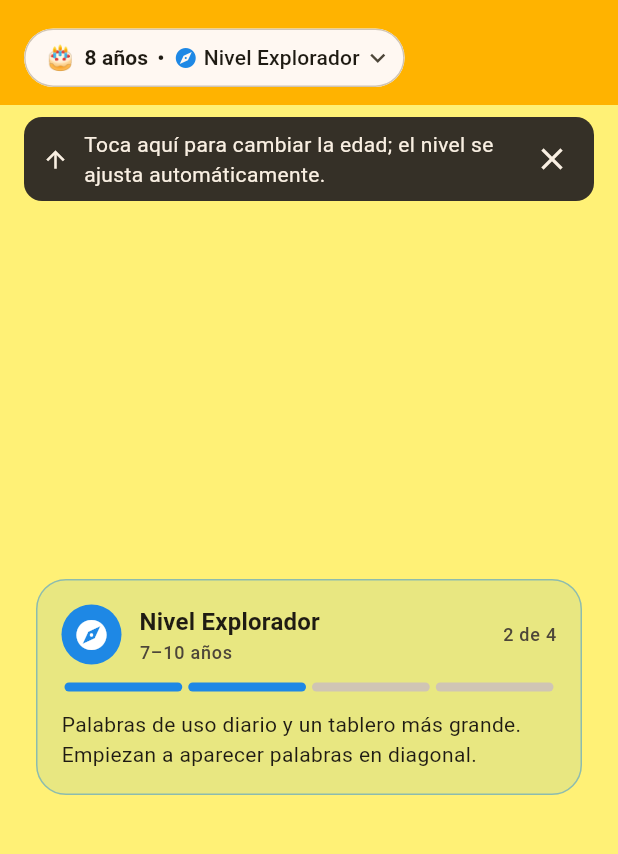
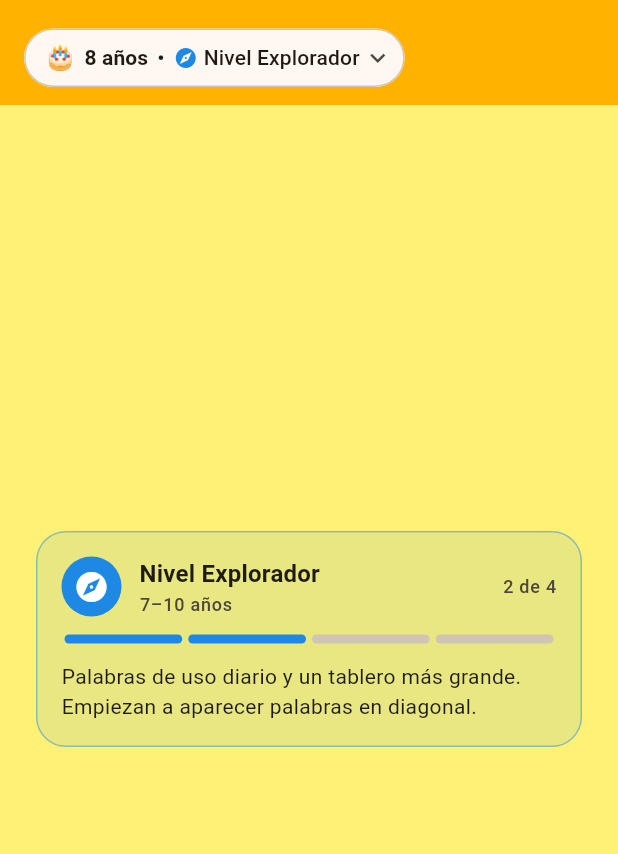
Before and after one commit to RobertoOrona90/flutter-trivia, a Flutter app: the PantallaPrincipal screen opened directly, on a phone screen of 412 x 824 dp, the part 63-917 px from its top. Run offline on Flutter 3.47's test engine with Material 3 defaults, Android fonts, the phone set to English and light mode, and no system bars; our stand-ins replace card_swiper, confetti, dio; network calls fail.

Commit message:
remove helpt

```diff
--- a/lib/ejemplos/selector_edad_demo.dart
+++ b/lib/ejemplos/selector_edad_demo.dart
@@ -154,13 +154,7 @@ class _PantallaPrincipalState extends State<PantallaPrincipal> {
               axisAlignment: -1,
               child: FadeTransition(opacity: animacion, child: child),
             ),
-            child: _mostrarAyuda
-                ? BannerAyuda(
-                    key: const ValueKey('ayuda'),
-                    onCerrar: () => setState(() => _mostrarAyuda = false),
-                  )
-                : const SizedBox(
-                    key: ValueKey('sin-ayuda'), width: double.infinity),
+
           ),
           Expanded(
             child: Center(
```
Also changed, not shown: lib/features/sopa_de_letras/presentation/pages/sopa_de_letras_por_edad_page.dart (+1 -7 lines).
